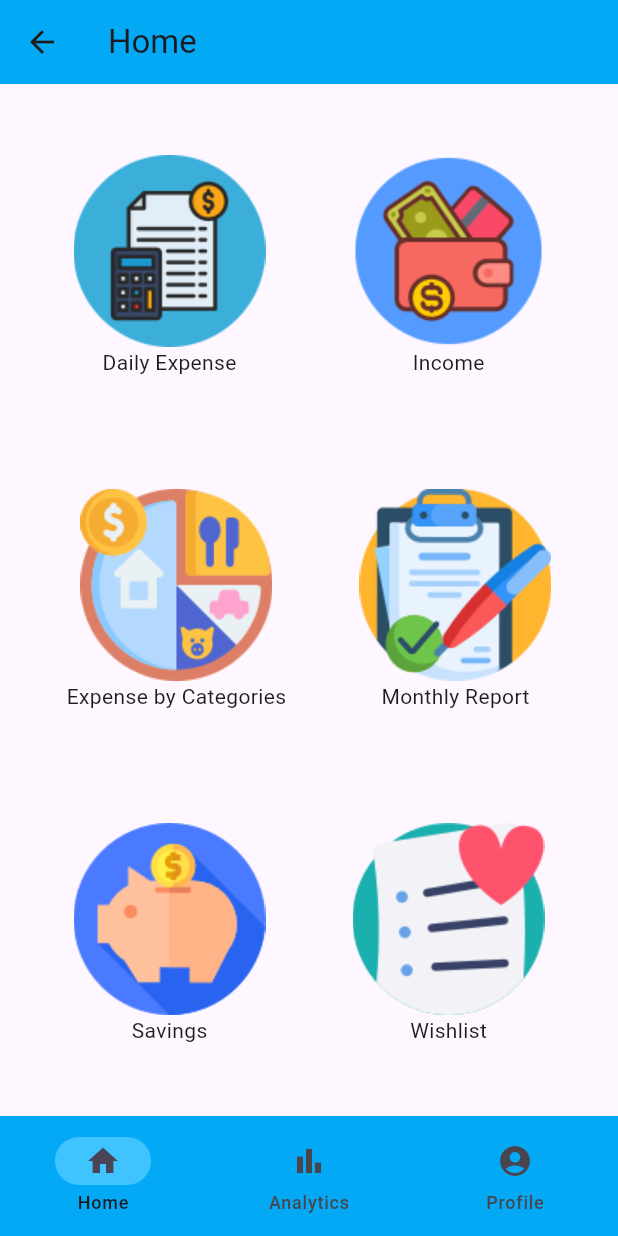
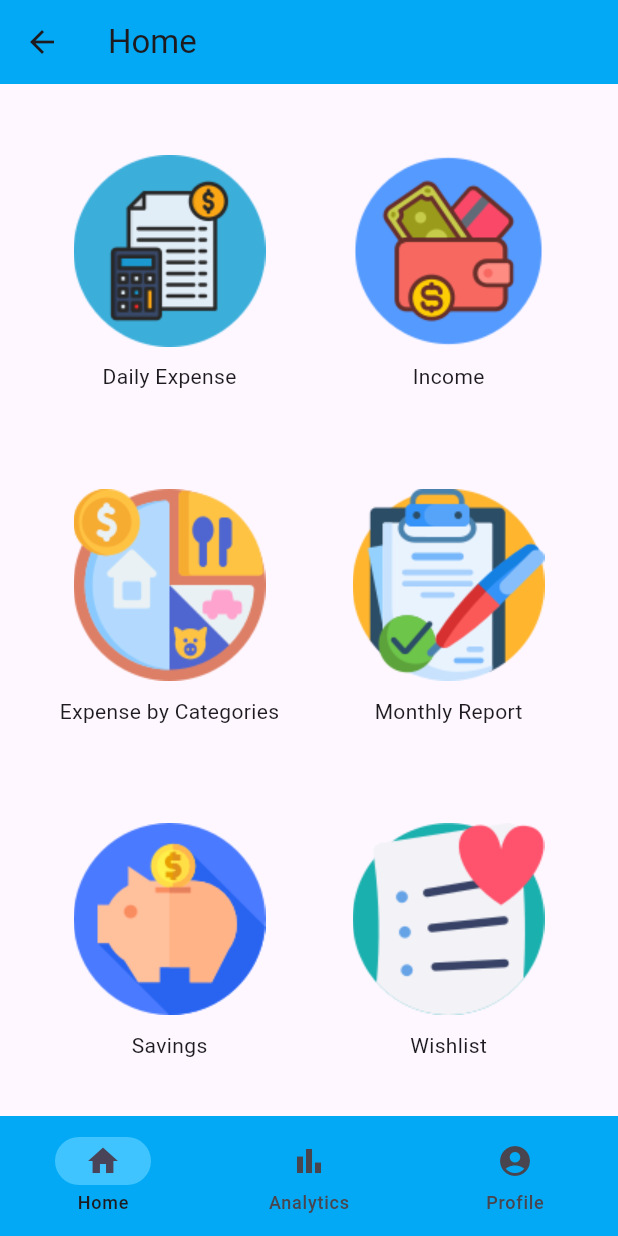
Before and after one commit to hanminthawhmt/expense_tracker, a Flutter app: the LandingPage screen opened directly, on a phone screen of 412 x 824 dp. Run offline on Flutter 3.47's test engine with Material 3 defaults, Android fonts, the phone set to English and light mode, and no system bars; our stand-ins replace cloud_firestore, firebase_auth, firebase_core; accounts and stored records are empty.

Commit message:
refactor home page

```diff
--- /dev/null
+++ b/lib/components/homepage_buttons.dart
@@ -0,0 +1,23 @@
+import 'package:flutter/material.dart';
+
+class HPButtons extends StatelessWidget {
+  HPButtons({@required this.imageLoc, @required this.buttonTitle});
+  String? buttonTitle;
+  Image? imageLoc;
+
+  @override
+  Widget build(BuildContext context) {
+    return GestureDetector(
+      onTap: () {},
+      child: Column(
+        children: [
+          Container(
+            padding: EdgeInsets.all(10),
+            child: imageLoc!,
+          ),
+          Text(buttonTitle!),
+        ],
+      ),
+    );
+  }
+}
--- a/lib/screens/home_page.dart
+++ b/lib/screens/home_page.dart
@@ -1,6 +1,7 @@
 import 'package:flutter/cupertino.dart';
 import 'package:flutter/material.dart';
 import 'package:flutter/widgets.dart';
+import '../components/homepage_buttons.dart';
 
 class HomePage extends StatelessWidget {
   const HomePage({
@@ -17,82 +18,34 @@ class HomePage extends StatelessWidget {
           Row(
             mainAxisAlignment: MainAxisAlignment.spaceAround,
             children: [
-              GestureDetector(
-                onTap: () {},
-                child: Column(
-                  children: [
-                    Container(
-                      child: Image.asset('images/expense.png'),
-                    ),
-                    Text('Daily Expense'),
-                  ],
-                ),
-              ),
-              GestureDetector(
-                onTap: () {},
-                child: Column(
-                  children: [
-                    Container(
-                      child: Image.asset('images/income.png'),
-                    ),
-                    Text('Income'),
-                  ],
-                ),
-              ),
+              HPButtons(
+                  imageLoc: Image.asset('images/expense.png'),
+                  buttonTitle: 'Daily Expense'),
+              HPButtons(
+                  imageLoc: Image.asset('images/income.png'),
+                  buttonTitle: 'Income')
             ],
           ),
           Row(
             mainAxisAlignment: MainAxisAlignment.spaceAround,
             children: [
-              GestureDetector(
-                onTap: () {},
-                child: Column(
-                  children: [
-                    Container(
-                      child: Image.asset('images/categories.png'),
-                    ),
-                    Text('Expense by Categories'),
-                  ],
-                ),
-              ),
-              GestureDetector(
-                onTap: () {},
-                child: Column(
-                  children: [
-                    Container(
-                      child: Image.asset('images/report.png'),
-                    ),
-                    Text('Monthly Report'),
-                  ],
-                ),
-              ),
+              HPButtons(
+                  imageLoc: Image.asset('images/categories.png'),
+                  buttonTitle: 'Expense by Categories'),
+              HPButtons(
+                  imageLoc: Image.asset('images/report.png'),
+                  buttonTitle: 'Monthly Report'),
             ],
           ),
           Row(
             mainAxisAlignment: MainAxisAlignment.spaceAround,
             children: [
-              GestureDetector(
-                onTap: () {},
-                child: Column(
-                  children: [
-                    Container(
-                      child: Image.asset('images/saving.png'),
-                    ),
-                    Text('Savings'),
-                  ],
-                ),
-              ),
-              GestureDetector(
-                onTap: () {},
-                child: Column(
-                  children: [
-                    Container(
-                      child: Image.asset('images/wishlist.png'),
-                    ),
-                    Text('Wishlist'),
-                  ],
-                ),
-              ),
+              HPButtons(
+                  imageLoc: Image.asset('images/saving.png'),
+                  buttonTitle: 'Savings'),
+              HPButtons(
+                  imageLoc: Image.asset('images/wishlist.png'),
+                  buttonTitle: 'Wishlist'),
             ],
           )
         ],
@@ -100,11 +53,3 @@ class HomePage extends StatelessWidget {
     );
   }
 }
-// Container(
-//   decoration: BoxDecoration(
-//     borderRadius: BorderRadius.circular(20),
-//     color: Colors.blueGrey,
-//   ),
-//   width: 150,
-//   height: 150,
-// ),
```
